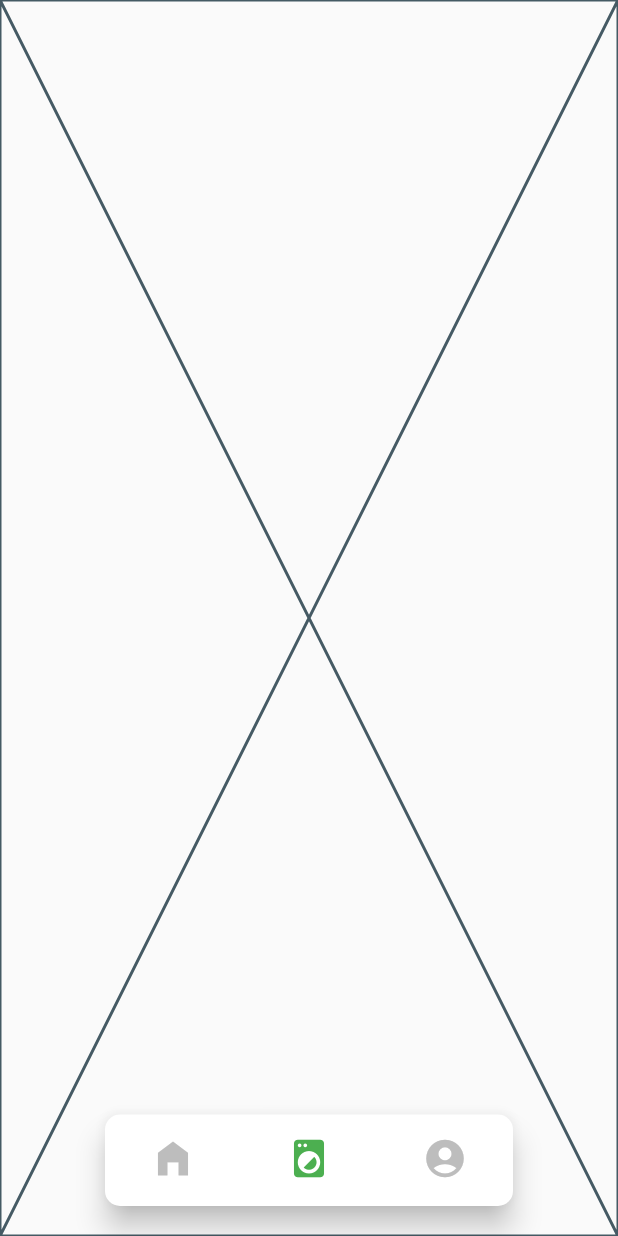
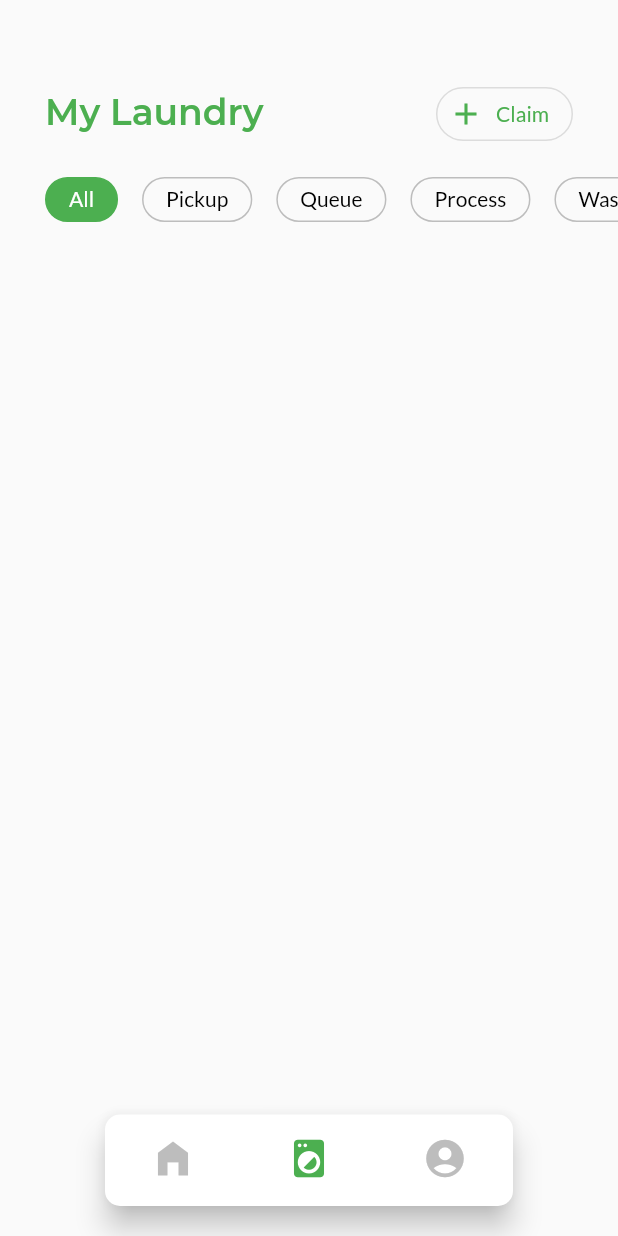
Before and after one commit to Abdillah99/jimie_laundry, a Flutter app: the DashboardPage screen opened directly, item 2 of the bottom bar chosen, on a phone screen of 412 x 824 dp. Run offline on Flutter 3.47's test engine with Material 2 defaults, Android fonts, the light colour scheme and no system bars; our stand-ins replace dartz, flutter_rating_bar, flutter_riverpod, google_fonts, shared_preferences, smooth_page_indicator; missing offline and left inert: d_button, d_info, d_input, d_method, d_view, whatsapp_unilink; accounts and stored records are empty; network calls fail.

Commit message:
fixing bug

```diff
--- a/lib/config/app_constants.dart
+++ b/lib/config/app_constants.dart
@@ -10,7 +10,7 @@ class AppConstants {
   static const baseURL = '$_host/api';
   static const baseImageURL = '$_host/storage';
 
-  static const laundryStatusCategory = {
+  static const laundryStatusCategory = [
     'All',
     'Pickup',
     'Queue',
@@ -20,7 +20,7 @@ class AppConstants {
     'Ironed',
     'Done',
     'Delivery'
-  };
+  ];
 
   static List<Map> navMenuDashboard = [
     {
--- a/lib/pages/dashboard_views/my_laundry_view.dart
+++ b/lib/pages/dashboard_views/my_laundry_view.dart
@@ -1,6 +1,7 @@
-import 'package:d_info/d_info.dart';
 import 'package:flutter/material.dart';
 import 'package:flutter_riverpod/flutter_riverpod.dart';
+import 'package:google_fonts/google_fonts.dart';
+import 'package:jimie_laundry/config/app_constants.dart';
 import 'package:jimie_laundry/config/app_session.dart';
 import 'package:jimie_laundry/config/failure.dart';
 import 'package:jimie_laundry/datasources/laundry_datasource.dart';
@@ -61,8 +62,113 @@ class _MyLaundryViewState extends ConsumerState<MyLaundryView> {
     super.initState();
   }
 
+  dialogClaim() {}
+
   @override
   Widget build(BuildContext context) {
-    return const Placeholder();
+    return Column(
+      children: [
+        header(),
+        categories(),
+      ],
+    );
+  }
+
+  Consumer categories() {
+    return Consumer(
+      builder: (_, wiRef, __) {
+        String categorySelected = wiRef.watch(myLaundryCategoryProvider);
+        return SizedBox(
+          height: 30,
+          child: ListView.builder(
+            scrollDirection: Axis.horizontal,
+            itemCount: AppConstants.laundryStatusCategory.length,
+            itemBuilder: (context, index) {
+              String category = AppConstants.laundryStatusCategory[index];
+              return Padding(
+                padding: EdgeInsets.only(
+                  left: index == 0 ? 30 : 8,
+                  right: index == AppConstants.laundryStatusCategory.length - 1
+                      ? 30
+                      : 8,
+                ),
+                child: InkWell(
+                  onTap: () {
+                    setMyLaundryCategory(ref, category);
+                    print('Category $category selectedis $categorySelected');
+                  },
+                  borderRadius: BorderRadius.circular(30),
+                  child: Container(
+                    decoration: BoxDecoration(
+                      border: Border.all(
+                        color: category == categorySelected
+                            ? Colors.green
+                            : Colors.grey[400]!,
+                      ),
+                      color: category == categorySelected
+                          ? Colors.green
+                          : Colors.transparent,
+                      borderRadius: BorderRadius.circular(30),
+                    ),
+                    padding: EdgeInsets.symmetric(horizontal: 15),
+                    alignment: Alignment.center,
+                    child: Text(
+                      category,
+                      style: TextStyle(
+                        height: 1,
+                        color: category == categorySelected
+                            ? Colors.white
+                            : Colors.black,
+                      ),
+                    ),
+                  ),
+                ),
+              );
+            },
+          ),
+        );
+      },
+    );
+  }
+
+  Padding header() {
+    return Padding(
+      padding: EdgeInsets.fromLTRB(30, 60, 30, 10),
+      child: Row(
+        mainAxisAlignment: MainAxisAlignment.spaceBetween,
+        crossAxisAlignment: CrossAxisAlignment.start,
+        children: [
+          Text(
+            'My Laundry',
+            style: GoogleFonts.montserrat(
+              fontSize: 24,
+              color: Colors.green,
+              fontWeight: FontWeight.w600,
+            ),
+          ),
+          Transform.translate(
+            offset: Offset(0, -8),
+            child: OutlinedButton.icon(
+              onPressed: () => dialogClaim(),
+              icon: Icon(Icons.add),
+              label: Text(
+                'Claim',
+                style: TextStyle(height: 1),
+              ),
+              style: ButtonStyle(
+                shape: MaterialStatePropertyAll(
+                  RoundedRectangleBorder(
+                    borderRadius: BorderRadius.circular(30),
+                  ),
+                ),
+                padding: MaterialStatePropertyAll(
+                  EdgeInsets.fromLTRB(8, 2, 16, 2),
+                ),
+              ),
+            ),
+          )
+        ],
+      ),
+    );
   }
 }
--- a/lib/providers/my_laundry_provider.dart
+++ b/lib/providers/my_laundry_provider.dart
@@ -10,7 +10,7 @@ setMyLaundryStatus(WidgetRef ref, String newStatus) {
 final myLaundryCategoryProvider = StateProvider.autoDispose((ref) => 'All');
 
 setMyLaundryCategory(WidgetRef ref, String newStatus) {
-  ref.read(myLaundryStatusProvider.notifier).state = newStatus;
+  ref.read(myLaundryCategoryProvider.notifier).state = newStatus;
 }
 
 final myLaundryListProvider =
```
